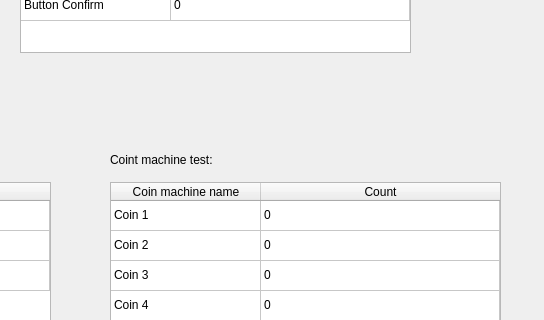
Before: the Qt Designer form blue-app/ui/TestHw.ui in matus-u/sz-bluetooth, drawn with Qt 5; both pictures show x 370 to 914 and y 208 to 528 of the 914 by 693 pixel window.
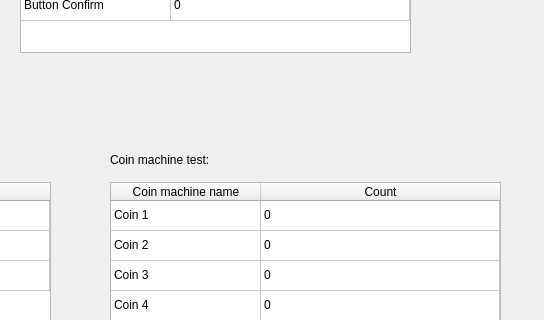
After: the same form once the commit is applied.

Patch:
```diff
--- a/blue-app/ui/TestHw.ui
+++ b/blue-app/ui/TestHw.ui
@@ -402,7 +402,7 @@
     </rect>
    </property>
    <property name="text">
-    <string>Coint machine test:</string>
+    <string>Coin machine test:</string>
    </property>
   </widget>
   <widget class="QLabel" name="label_3">
```
